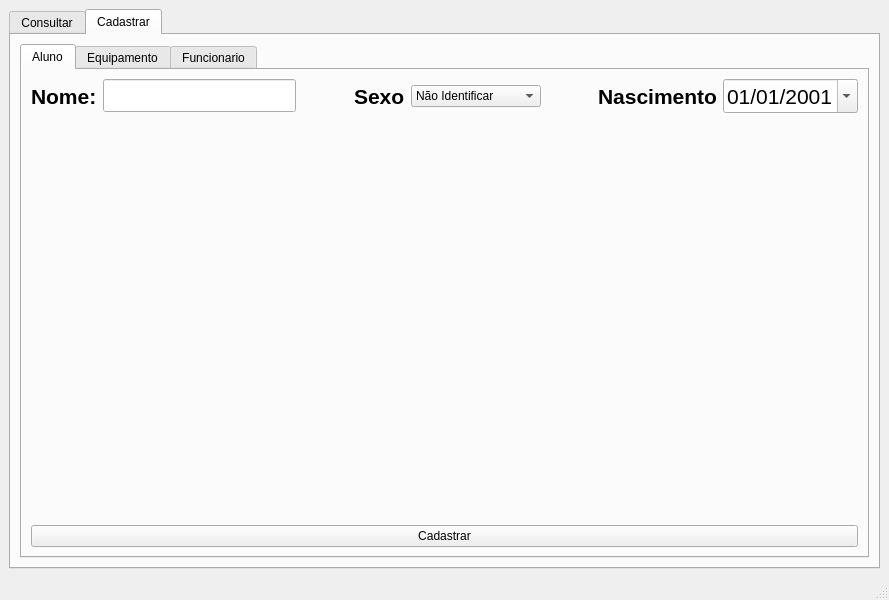
Above: projeto_2/controle_almoxarifado/mainwindow.ui from Thgm01/CCP140-Orientacao-a-Objetos before the change. Below: the same form after it.
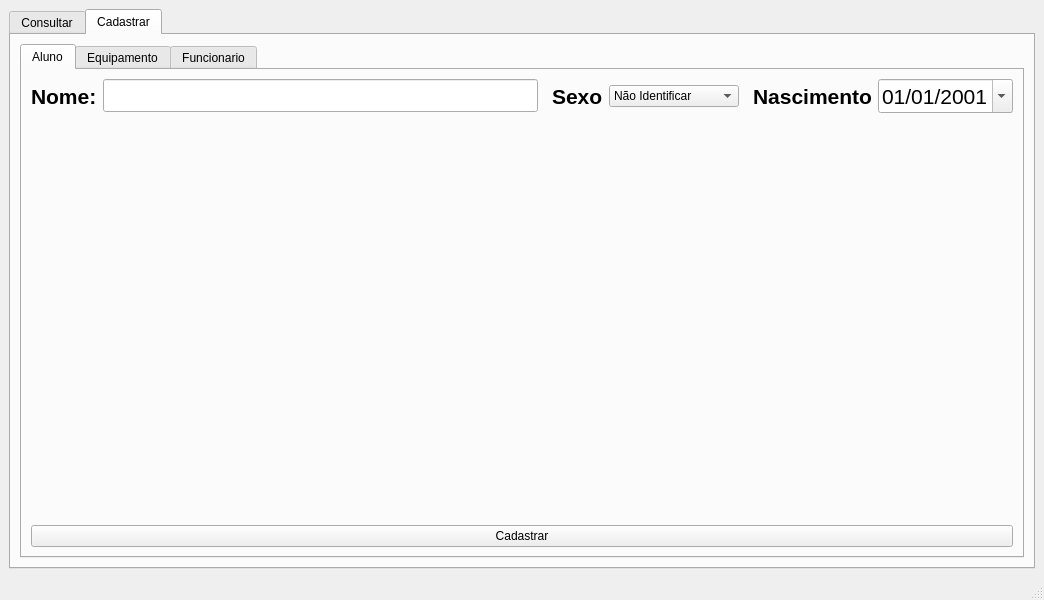
That is the form after the change.

The edit to the form file:
```diff
--- a/projeto_2/controle_almoxarifado/mainwindow.ui
+++ b/projeto_2/controle_almoxarifado/mainwindow.ui
@@ -6,7 +6,7 @@
    <rect>
     <x>0</x>
     <y>0</y>
-    <width>889</width>
+    <width>1044</width>
     <height>600</height>
    </rect>
   </property>
@@ -102,6 +102,12 @@
               </item>
               <item>
                <widget class="QLineEdit" name="nomeAlunoCadastro">
+                <property name="minimumSize">
+                 <size>
+                  <width>435</width>
+                  <height>0</height>
+                 </size>
+                </property>
                 <property name="font">
                  <font>
                   <pointsize>16</pointsize>
```
Left out of the diff: 2 changed lines with no effect on the pictures.
